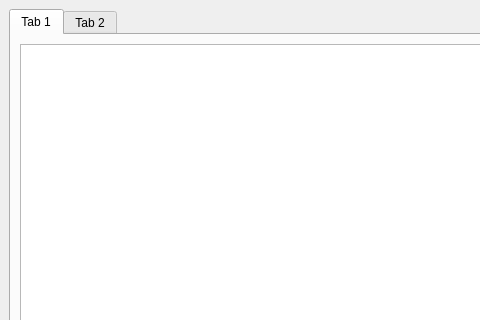
Before: the Qt Designer form itemsmanager.ui in RicheyJang/RJResManager-Client-, drawn with Qt 5; both pictures show x 0 to 480 and y 0 to 320 of the 800 by 600 pixel window.
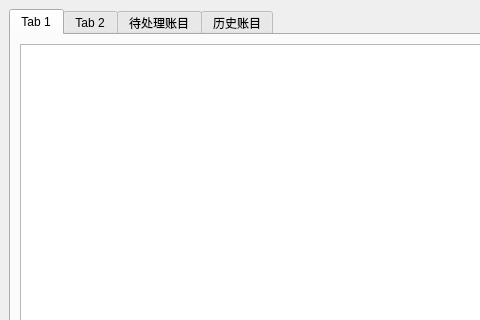
After: the same form once the commit is applied.

Commit message: add class Messenger

```diff
--- a/itemsmanager.ui
+++ b/itemsmanager.ui
@@ -40,6 +40,16 @@
         </item>
        </layout>
       </widget>
+      <widget class="QWidget" name="tab">
+       <attribute name="title">
+        <string>待处理账目</string>
+       </attribute>
+      </widget>
+      <widget class="QWidget" name="tab_2">
+       <attribute name="title">
+        <string>历史账目</string>
+       </attribute>
+      </widget>
      </widget>
     </item>
    </layout>
```
Left out of the diff: 2 changed lines with no effect on the pictures. The commit also changes 11 other files.
